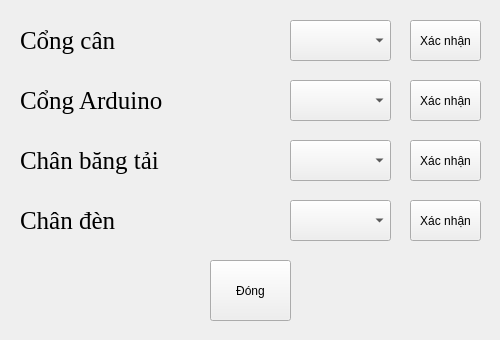
Old version of the form qtdes/SetConfig.ui in the repository AlgosDuCouteau/Checkweigher.
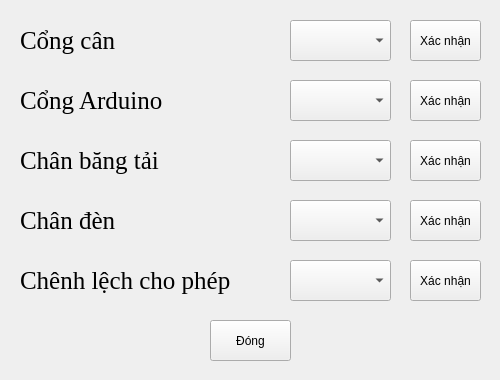
New version of the form. Icons and pictures are not drawn.

Patch:
```diff
--- a/qtdes/SetConfig.ui
+++ b/qtdes/SetConfig.ui
@@ -7,19 +7,19 @@
     <x>0</x>
     <y>0</y>
     <width>500</width>
-    <height>340</height>
+    <height>380</height>
    </rect>
   </property>
   <property name="minimumSize">
    <size>
     <width>500</width>
-    <height>340</height>
+    <height>380</height>
    </size>
   </property>
   <property name="maximumSize">
    <size>
     <width>500</width>
-    <height>340</height>
+    <height>380</height>
    </size>
   </property>
   <property name="windowTitle">
@@ -33,9 +33,9 @@
    <property name="geometry">
     <rect>
      <x>210</x>
-     <y>260</y>
+     <y>320</y>
      <width>81</width>
-     <height>61</height>
+     <height>41</height>
     </rect>
    </property>
    <property name="text">
@@ -496,6 +496,70 @@
     </property>
    </item>
   </widget>
+  <widget class="QLabel" name="label_6">
+   <property name="geometry">
+    <rect>
+     <x>20</x>
+     <y>260</y>
+     <width>231</width>
+     <height>41</height>
+    </rect>
+   </property>
+   <property name="font">
+    <font>
+     <family>Times New Roman</family>
+     <pointsize>19</pointsize>
+    </font>
+   </property>
+   <property name="frameShape">
+    <enum>QFrame::NoFrame</enum>
+   </property>
+   <property name="text">
+    <string>Chênh lệch cho phép</string>
+   </property>
+  </widget>
+  <widget class="QComboBox" name="range">
+   <property name="geometry">
+    <rect>
+     <x>290</x>
+     <y>260</y>
+     <width>101</width>
+     <height>41</height>
+    </rect>
+   </property>
+   <property name="font">
+    <font>
+     <family>Times New Roman</family>
+     <pointsize>18</pointsize>
+    </font>
+   </property>
+   <property name="currentIndex">
+    <number>-1</number>
+   </property>
+   <item>
+    <property name="text">
+     <string>2</string>
+    </property>
+   </item>
+   <item>
+    <property name="text">
+     <string>4</string>
+    </property>
+   </item>
+  </widget>
+  <widget class="QPushButton" name="range_Confirm">
+   <property name="geometry">
+    <rect>
+     <x>410</x>
+     <y>260</y>
+     <width>71</width>
+     <height>41</height>
+    </rect>
+   </property>
+   <property name="text">
+    <string>Xác nhận</string>
+   </property>
+  </widget>
  </widget>
  <resources>
   <include location="pic.qrc"/>
```
